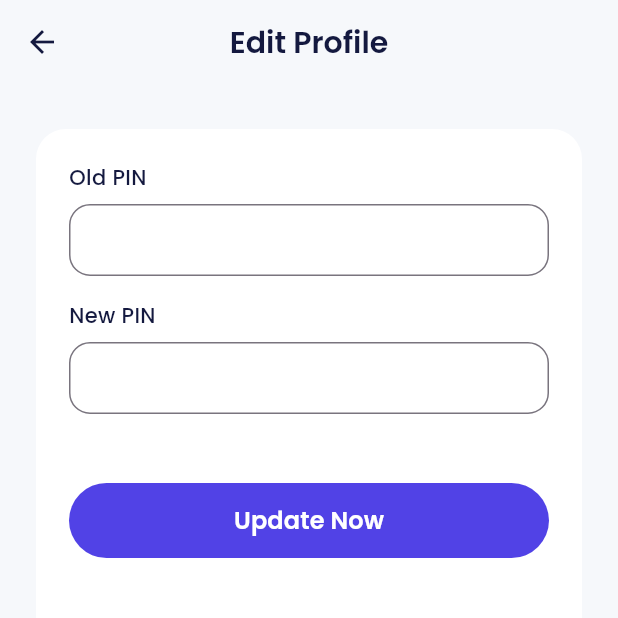
After one commit to KevinZakky/E-wallet-Bank-Sha, a Flutter app: the ProfileEditPinPage screen opened by its route, on a phone screen of 412 x 824 dp, the top half of it. The commit adds this screen. Run offline on Flutter 3.47's test engine with Material 3 defaults, Android fonts, the phone set to English and light mode, and no system bars; our stand-ins replace carousel_slider, google_fonts.

Commit message:
feat: slicing profile-edit-pin-page.dart

```diff
--- a/lib/main.dart
+++ b/lib/main.dart
@@ -3,6 +3,7 @@ import 'package:ewallet_project_app/ui/pages/home_page.dart';
 import 'package:ewallet_project_app/ui/pages/onboarding_page.dart';
 import 'package:ewallet_project_app/ui/pages/pin_page.dart';
 import 'package:ewallet_project_app/ui/pages/profile_edit_page.dart';
+import 'package:ewallet_project_app/ui/pages/profile_edit_pin_page.dart';
 import 'package:ewallet_project_app/ui/pages/profile_page.dart';
 import 'package:ewallet_project_app/ui/pages/setup_id_profile.dart';
 import 'package:ewallet_project_app/ui/pages/sign_in_page.dart';
@@ -42,7 +43,8 @@ class MyApp extends StatelessWidget {
           '/home': (context) => const HomePage(),
           '/profile': (context) => const ProfilePage(),
           '/pin': (context) => const PinPage(),
-          '/profile-edit': (context) => const ProfileEditPage()
+          '/profile-edit': (context) => const ProfileEditPage(),
+          '/profile-edit-pin': (context) => const ProfileEditPinPage()
         });
   }
 }
--- /dev/null
+++ b/lib/ui/pages/profile_edit_pin_page.dart
@@ -0,0 +1,53 @@
+import 'package:ewallet_project_app/shared/theme.dart';
+import 'package:ewallet_project_app/ui/widgets/Forms.dart';
+import 'package:ewallet_project_app/ui/widgets/buttons.dart';
+import 'package:flutter/material.dart';
+
+class ProfileEditPinPage extends StatelessWidget {
+  const ProfileEditPinPage({super.key});
+
+  @override
+  Widget build(BuildContext context) {
+    return Scaffold(
+      appBar: AppBar(
+        title: Text('Edit Profile'),
+      ),
+      body: ListView(
+        padding: const EdgeInsets.symmetric(horizontal: 24),
+        children: [
+          const SizedBox(
+            height: 30,
+          ),
+          Container(
+            padding: const EdgeInsets.all(22),
+            decoration: BoxDecoration(
+                borderRadius: BorderRadius.circular(20), color: whiteColor),
+            child: Column(
+              crossAxisAlignment: CrossAxisAlignment.start,
+              children: [
+                CustomFormField(title: 'Old PIN'),
+                const SizedBox(
+                  height: 16,
+                ),
+                CustomFormField(title: 'New PIN'),
+                const SizedBox(
+                  height: 16,
+                ),
+                SizedBox(
+                  height: 30,
+                ),
+                CustomFilledButton(
+                  title: 'Update Now',
+                  onPressed: () {},
+                ),
+                SizedBox(
+                  height: 50,
+                ),
+              ],
+            ),
+          ),
+        ],
+      ),
+    );
+  }
+}
--- a/lib/ui/pages/profile_page.dart
+++ b/lib/ui/pages/profile_page.dart
@@ -78,7 +78,11 @@ class ProfilePage extends StatelessWidget {
                 ProfileItems(
                   iconUrl: 'assets/ic_pin.png',
                   title: 'My Pin',
-                  onTap: () {},
+                  onTap: () async {
+                    if (await Navigator.pushNamed(context, '/pin') == true) {
+                      Navigator.pushNamed(context, '/profile-edit-pin');
+                    }
+                  },
                 ),
                 ProfileItems(
                     iconUrl: 'assets/ic_wallet.png',
```
